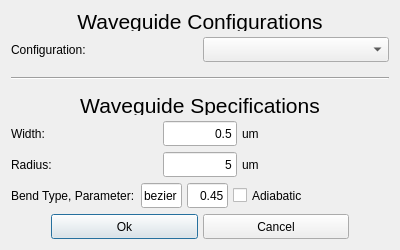
First picture: the form in klayout_dot_config/python/SiEPIC/files/waveguide_gui.ui, repository SiEPIC/SiEPIC-Tools, before the edit.
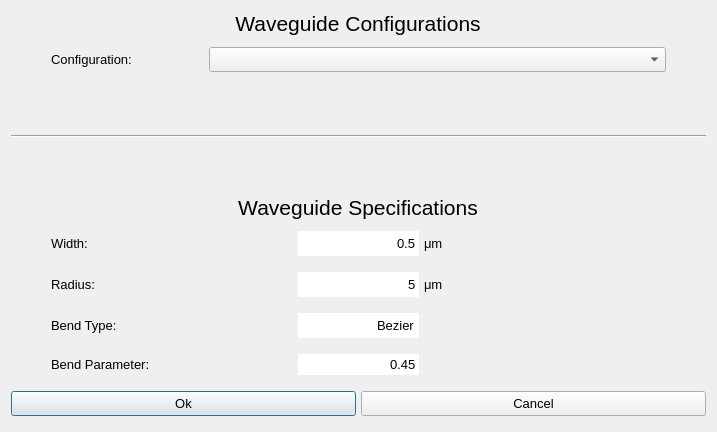
Second picture: the form after the edit.

```diff
--- a/klayout_dot_config/python/SiEPIC/files/waveguide_gui.ui
+++ b/klayout_dot_config/python/SiEPIC/files/waveguide_gui.ui
@@ -9,8 +9,8 @@
    <rect>
     <x>0</x>
     <y>0</y>
-    <width>300</width>
-    <height>250</height>
+    <width>717</width>
+    <height>432</height>
    </rect>
   </property>
   <property name="sizePolicy">
@@ -28,61 +28,118 @@
   <property name="windowTitle">
    <string>Path to Waveguide</string>
   </property>
+  <property name="autoFillBackground">
+   <bool>false</bool>
+  </property>
   <layout class="QHBoxLayout" name="horizontalLayout_11">
    <item>
-    <layout class="QHBoxLayout" name="horizontalLayout_6">
+    <layout class="QHBoxLayout" name="Global_Horz_Layout">
+     <property name="sizeConstraint">
+      <enum>QLayout::SizeConstraint::SetMinimumSize</enum>
+     </property>
      <item>
       <layout class="QVBoxLayout" name="verticalLayout">
        <property name="sizeConstraint">
-        <enum>QLayout::SetMinimumSize</enum>
+        <enum>QLayout::SizeConstraint::SetMinimumSize</enum>
+       </property>
+       <property name="leftMargin">
+        <number>0</number>
+       </property>
+       <property name="topMargin">
+        <number>0</number>
+       </property>
+       <property name="rightMargin">
+        <number>0</number>
+       </property>
+       <property name="bottomMargin">
+        <number>0</number>
        </property>
        <item>
-        <widget class="QLabel" name="label_4">
-         <property name="sizePolicy">
-          <sizepolicy hsizetype="MinimumExpanding" vsizetype="MinimumExpanding">
-           <horstretch>1</horstretch>
-           <verstretch>1</verstretch>
-          </sizepolicy>
-         </property>
-         <property name="minimumSize">
-          <size>
-           <width>250</width>
-           <height>20</height>
-          </size>
-         </property>
-         <property name="sizeIncrement">
-          <size>
-           <width>0</width>
-           <height>0</height>
-          </size>
-         </property>
-         <property name="font">
-          <font>
-           <pointsize>16</pointsize>
-          </font>
-         </property>
-         <property name="text">
-          <string>Waveguide Configurations</string>
-         </property>
-         <property name="scaledContents">
-          <bool>true</bool>
-         </property>
-         <property name="alignment">
-          <set>Qt::AlignCenter</set>
-         </property>
-         <property name="wordWrap">
-          <bool>false</bool>
-         </property>
-        </widget>
+        <layout class="QHBoxLayout" name="horizontalLayout_2">
+         <item>
+          <widget class="QLabel" name="h01_Wvg_Config">
+           <property name="sizePolicy">
+            <sizepolicy hsizetype="Fixed" vsizetype="MinimumExpanding">
+             <horstretch>0</horstretch>
+             <verstretch>0</verstretch>
+            </sizepolicy>
+           </property>
+           <property name="minimumSize">
+            <size>
+             <width>250</width>
+             <height>20</height>
+            </size>
+           </property>
+           <property name="sizeIncrement">
+            <size>
+             <width>0</width>
+             <height>0</height>
+            </size>
+           </property>
+           <property name="font">
+            <font>
+             <pointsize>16</pointsize>
+             <bold>false</bold>
+            </font>
+           </property>
+           <property name="layoutDirection">
+            <enum>Qt::LayoutDirection::LeftToRight</enum>
+           </property>
+           <property name="autoFillBackground">
+            <bool>false</bool>
+           </property>
+           <property name="text">
+            <string>Waveguide Configurations</string>
+           </property>
+           <property name="textFormat">
+            <enum>Qt::TextFormat::AutoText</enum>
+           </property>
+           <property name="scaledContents">
+            <bool>true</bool>
+           </property>
+           <property name="alignment">
+            <set>Qt::AlignmentFlag::AlignCenter</set>
+           </property>
+           <property name="wordWrap">
+            <bool>false</bool>
+           </property>
+           <property name="margin">
+            <number>-1</number>
+           </property>
+           <property name="indent">
+            <number>0</number>
+           </property>
+          </widget>
+         </item>
+        </layout>
        </item>
        <item>
-        <layout class="QHBoxLayout" name="horizontalLayout_7">
+        <layout class="QHBoxLayout" name="h02_Config_Line" stretch="0,0,3,0">
          <property name="spacing">
           <number>5</number>
          </property>
          <property name="sizeConstraint">
           <enum>QLayout::SetMinimumSize</enum>
          </property>
+         <property name="topMargin">
+          <number>5</number>
+         </property>
+         <property name="bottomMargin">
+          <number>5</number>
+         </property>
+         <item>
+          <spacer name="horizontalSpacer_5">
+           <property name="orientation">
+            <enum>Qt::Orientation::Horizontal</enum>
+           </property>
+           <property name="sizeHint" stdset="0">
+            <size>
+             <width>40</width>
+             <height>20</height>
+            </size>
+           </property>
+          </spacer>
+         </item>
          <item>
           <widget class="QLabel" name="label_10">
            <property name="sizePolicy">
@@ -103,6 +160,11 @@
              <height>0</height>
             </size>
            </property>
+           <property name="font">
+            <font>
+             <pointsize>10</pointsize>
+            </font>
+           </property>
            <property name="text">
             <string>Configuration:</string>
            </property>
@@ -128,8 +190,32 @@
              <verstretch>1</verstretch>
             </sizepolicy>
            </property>
+           <property name="minimumSize">
+            <size>
+             <width>125</width>
+             <height>25</height>
+            </size>
+           </property>
+           <property name="font">
+            <font>
+             <pointsize>10</pointsize>
+            </font>
+           </property>
           </widget>
          </item>
+         <item>
+          <spacer name="horizontalSpacer_2">
+           <property name="orientation">
+            <enum>Qt::Orientation::Horizontal</enum>
+           </property>
+           <property name="sizeHint" stdset="0">
+            <size>
+             <width>40</width>
+             <height>20</height>
+            </size>
+           </property>
+          </spacer>
+         </item>
         </layout>
        </item>
        <item>
@@ -158,53 +244,75 @@
         </widget>
        </item>
        <item>
-        <widget class="QLabel" name="label_15">
-         <property name="sizePolicy">
-          <sizepolicy hsizetype="MinimumExpanding" vsizetype="MinimumExpanding">
-           <horstretch>1</horstretch>
-           <verstretch>1</verstretch>
-          </sizepolicy>
-         </property>
-         <property name="minimumSize">
-          <size>
-           <width>250</width>
-           <height>20</height>
-          </size>
-         </property>
-         <property name="sizeIncrement">
-          <size>
-           <width>0</width>
-           <height>0</height>
-          </size>
-         </property>
-         <property name="font">
-          <font>
-           <pointsize>16</pointsize>
-          </font>
-         </property>
-         <property name="text">
-          <string>Waveguide Specifications</string>
-         </property>
-         <property name="scaledContents">
-          <bool>true</bool>
-         </property>
-         <property name="alignment">
-          <set>Qt::AlignCenter</set>
-         </property>
-         <property name="wordWrap">
-          <bool>false</bool>
-         </property>
-        </widget>
+        <layout class="QHBoxLayout" name="horizontalLayout_3">
+         <item>
+          <widget class="QLabel" name="h04_Wvg_Specs">
+           <property name="sizePolicy">
+            <sizepolicy hsizetype="Fixed" vsizetype="MinimumExpanding">
+             <horstretch>1</horstretch>
+             <verstretch>1</verstretch>
+            </sizepolicy>
+           </property>
+           <property name="minimumSize">
+            <size>
+             <width>250</width>
+             <height>20</height>
+            </size>
+           </property>
+           <property name="sizeIncrement">
+            <size>
+             <width>0</width>
+             <height>0</height>
+            </size>
+           </property>
+           <property name="font">
+            <font>
+             <pointsize>16</pointsize>
+            </font>
+           </property>
+           <property name="text">
+            <string>Waveguide Specifications</string>
+           </property>
+           <property name="scaledContents">
+            <bool>true</bool>
+           </property>
+           <property name="alignment">
+            <set>Qt::AlignmentFlag::AlignCenter</set>
+           </property>
+           <property name="wordWrap">
+            <bool>false</bool>
+           </property>
+          </widget>
+         </item>
+        </layout>
        </item>
-	   
-       <item> <!-- Width -->
-        <layout class="QHBoxLayout" name="horizontalLayout_8">
+       <item>
+        <layout class="QHBoxLayout" name="h05_Width_Line">
          <property name="spacing">
           <number>5</number>
          </property>
          <property name="sizeConstraint">
-          <enum>QLayout::SetMinimumSize</enum>
+          <enum>QLayout::SizeConstraint::SetMinimumSize</enum>
          </property>
+         <property name="topMargin">
+          <number>5</number>
+         </property>
+         <property name="bottomMargin">
+          <number>5</number>
+         </property>
+         <item>
+          <spacer name="horizontalSpacer">
+           <property name="orientation">
+            <enum>Qt::Orientation::Horizontal</enum>
+           </property>
+           <property name="sizeHint" stdset="0">
+            <size>
+             <width>40</width>
+             <height>20</height>
+            </size>
+           </property>
+          </spacer>
+         </item>
          <item>
           <widget class="QLabel" name="label">
            <property name="sizePolicy">
@@ -225,6 +333,11 @@
              <height>0</height>
             </size>
            </property>
+           <property name="font">
+            <font>
+             <pointsize>10</pointsize>
+            </font>
+           </property>
            <property name="text">
             <string>Width:</string>
            </property>
@@ -250,11 +363,22 @@
              <height>0</height>
             </size>
            </property>
+           <property name="font">
+            <font>
+             <pointsize>10</pointsize>
+            </font>
+           </property>
            <property name="text">
             <string>0.5</string>
            </property>
+           <property name="frame">
+            <bool>false</bool>
+           </property>
            <property name="alignment">
-            <set>Qt::AlignRight|Qt::AlignTrailing|Qt::AlignVCenter</set>
+            <set>Qt::AlignmentFlag::AlignRight|Qt::AlignmentFlag::AlignTrailing|Qt::AlignmentFlag::AlignVCenter</set>
+           </property>
+           <property name="readOnly">
+            <bool>true</bool>
            </property>
           </widget>
          </item>
@@ -278,8 +402,13 @@
              <height>0</height>
             </size>
            </property>
+           <property name="font">
+            <font>
+             <pointsize>10</pointsize>
+            </font>
+           </property>
            <property name="text">
-            <string>um</string>
+            <string>μm</string>
            </property>
            <property name="scaledContents">
             <bool>true</bool>
@@ -289,17 +418,48 @@
            </property>
           </widget>
          </item>
+         <item>
+          <spacer name="horizontalSpacer_9">
+           <property name="orientation">
+            <enum>Qt::Orientation::Horizontal</enum>
+           </property>
+           <property name="sizeHint" stdset="0">
+            <size>
+             <width>40</width>
+             <height>20</height>
+            </size>
+           </property>
+          </spacer>
+         </item>
         </layout>
        </item>
-	   
-       <item> <!-- Radius -->
-        <layout class="QHBoxLayout" name="horizontalLayout_8">
+       <item>
+        <layout class="QHBoxLayout" name="h06_Radius_Line">
          <property name="spacing">
           <number>5</number>
          </property>
          <property name="sizeConstraint">
-          <enum>QLayout::SetMinimumSize</enum>
+          <enum>QLayout::SizeConstraint::SetMinimumSize</enum>
          </property>
+         <property name="topMargin">
+          <number>5</number>
+         </property>
+         <property name="bottomMargin">
+          <number>5</number>
+         </property>
+         <item>
+          <spacer name="horizontalSpacer_6">
+           <property name="orientation">
+            <enum>Qt::Orientation::Horizontal</enum>
+           </property>
+           <property name="sizeHint" stdset="0">
+            <size>
+             <width>40</width>
+             <height>20</height>
+            </size>
+           </property>
+          </spacer>
+         </item>
          <item>
           <widget class="QLabel" name="label">
            <property name="sizePolicy">
@@ -320,11 +480,16 @@
              <height>0</height>
             </size>
            </property>
+           <property name="font">
+            <font>
+             <pointsize>10</pointsize>
+            </font>
+           </property>
            <property name="text">
             <string>Radius:</string> 
            </property>
           </widget>
-         </item> 
+         </item>
          <item>
           <widget class="QLineEdit" name="radius">
            <property name="sizePolicy">
@@ -345,11 +510,22 @@
              <height>0</height>
             </size>
            </property>
+           <property name="font">
+            <font>
+             <pointsize>10</pointsize>
+            </font>
+           </property>
            <property name="text">
             <string>5</string>
            </property>
+           <property name="frame">
+            <bool>false</bool>
+           </property>
            <property name="alignment">
-            <set>Qt::AlignRight|Qt::AlignTrailing|Qt::AlignVCenter</set>
+            <set>Qt::AlignmentFlag::AlignRight|Qt::AlignmentFlag::AlignTrailing|Qt::AlignmentFlag::AlignVCenter</set>
+           </property>
+           <property name="readOnly">
+            <bool>true</bool>
            </property>
           </widget>
          </item>
@@ -373,8 +549,13 @@
              <height>0</height>
             </size>
            </property>
+           <property name="font">
+            <font>
+             <pointsize>10</pointsize>
+            </font>
+           </property>
            <property name="text">
-            <string>um</string>
+            <string>μm</string>
            </property>
            <property name="scaledContents">
             <bool>true</bool>
@@ -384,19 +565,50 @@
            </property>
           </widget>
          </item>
+         <item>
+          <spacer name="horizontalSpacer_10">
+           <property name="orientation">
+            <enum>Qt::Orientation::Horizontal</enum>
+           </property>
+           <property name="sizeHint" stdset="0">
+            <size>
+             <width>40</width>
+             <height>20</height>
+            </size>
+           </property>
+          </spacer>
+         </item>
         </layout>
        </item>
-	   
-	   <item> <!-- Bend Type -->
-        <layout class="QHBoxLayout" name="horizontalLayout_8">
+       <item>
+        <layout class="QHBoxLayout" name="h07_BendType_Line">
          <property name="spacing">
           <number>5</number>
          </property>
          <property name="sizeConstraint">
-          <enum>QLayout::SetMinimumSize</enum>
+          <enum>QLayout::SizeConstraint::SetMinimumSize</enum>
          </property>
+         <property name="topMargin">
+          <number>5</number>
+         </property>
+         <property name="bottomMargin">
+          <number>5</number>
+         </property>
          <item>
-          <widget class="QLabel" name="label">
+          <spacer name="horizontalSpacer_7">
+           <property name="orientation">
+            <enum>Qt::Orientation::Horizontal</enum>
+           </property>
+           <property name="sizeHint" stdset="0">
+            <size>
+             <width>40</width>
+             <height>20</height>
+            </size>
+           </property>
+          </spacer>
+         </item>
+         <item>
+          <widget class="QLabel" name="label_14">
            <property name="sizePolicy">
             <sizepolicy hsizetype="MinimumExpanding" vsizetype="MinimumExpanding">
              <horstretch>2</horstretch>
@@ -415,8 +627,19 @@
              <height>0</height>
             </size>
            </property>
+           <property name="font">
+            <font>
+             <pointsize>10</pointsize>
+            </font>
+           </property>
            <property name="text">
-            <string>Bend Type, Parameter:</string> 
+            <string>Bend Type:</string>
+           </property>
+           <property name="scaledContents">
+            <bool>true</bool>
+           </property>
+           <property name="wordWrap">
+            <bool>false</bool>
            </property>
           </widget>
          </item>
@@ -440,16 +663,102 @@
              <height>0</height>
             </size>
            </property>
+           <property name="font">
+            <font>
+             <pointsize>10</pointsize>
+            </font>
+           </property>
+           <property name="autoFillBackground">
+            <bool>false</bool>
+           </property>
            <property name="text">
-            <string>bezier</string>
+            <string>Bezier</string>
+           </property>
+           <property name="frame">
+            <bool>false</bool>
            </property>
            <property name="alignment">
             <set>Qt::AlignRight|Qt::AlignTrailing|Qt::AlignVCenter</set>
            </property>
+           <property name="readOnly">
+            <bool>true</bool>
+           </property>
           </widget>
          </item>
-		 
-		 <item>
+         <item>
+          <widget class="QLabel" name="label_2">
+           <property name="sizePolicy">
+            <sizepolicy hsizetype="MinimumExpanding" vsizetype="MinimumExpanding">
+             <horstretch>2</horstretch>
+             <verstretch>1</verstretch>
+            </sizepolicy>
+           </property>
+           <property name="text">
+            <string/>
+           </property>
+          </widget>
+         </item>
+         <item>
+          <spacer name="horizontalSpacer_11">
+           <property name="orientation">
+            <enum>Qt::Orientation::Horizontal</enum>
+           </property>
+           <property name="sizeHint" stdset="0">
+            <size>
+             <width>40</width>
+             <height>20</height>
+            </size>
+           </property>
+          </spacer>
+         </item>
+        </layout>
+       </item>
+       <item>
+        <layout class="QHBoxLayout" name="h08_Parameter_Line" stretch="0,0,0,0,0">
+         <property name="spacing">
+          <number>5</number>
+         </property>
+         <property name="sizeConstraint">
+          <enum>QLayout::SizeConstraint::SetMinimumSize</enum>
+         </property>
+         <property name="topMargin">
+          <number>5</number>
+         </property>
+         <property name="bottomMargin">
+          <number>5</number>
+         </property>
+         <item>
+          <spacer name="horizontalSpacer_8">
+           <property name="orientation">
+            <enum>Qt::Orientation::Horizontal</enum>
+           </property>
+           <property name="sizeHint" stdset="0">
+            <size>
+             <width>40</width>
+             <height>20</height>
+            </size>
+           </property>
+          </spacer>
+         </item>
+         <item>
+          <widget class="QLabel" name="label_3">
+           <property name="sizePolicy">
+            <sizepolicy hsizetype="MinimumExpanding" vsizetype="MinimumExpanding">
+             <horstretch>2</horstretch>
+             <verstretch>1</verstretch>
+            </sizepolicy>
+           </property>
+           <property name="font">
+            <font>
+             <pointsize>10</pointsize>
+            </font>
+           </property>
+           <property name="text">
+            <string>Bend Parameter:</string>
+           </property>
+          </widget>
+         </item>
+         <item>
           <widget class="QLineEdit" name="bend_parameter">
            <property name="sizePolicy">
             <sizepolicy hsizetype="MinimumExpanding" vsizetype="MinimumExpanding">
@@ -463,115 +772,45 @@
              <height>20</height>
             </size>
            </property>
-           <property name="sizeIncrement">
-            <size>
-             <width>0</width>
-             <height>0</height>
-            </size>
+           <property name="font">
+            <font>
+             <pointsize>10</pointsize>
+            </font>
+           </property>
+           <property name="autoFillBackground">
+            <bool>false</bool>
            </property>
            <property name="text">
             <string>0.45</string>
            </property>
+           <property name="frame">
+            <bool>false</bool>
+           </property>
            <property name="alignment">
             <set>Qt::AlignRight|Qt::AlignTrailing|Qt::AlignVCenter</set>
            </property>
-          </widget>
-         </item>
-		 
-		 
-		 <item>
-          <widget class="QCheckBox" name="adiabatic">
-           <property name="sizePolicy">
-            <sizepolicy hsizetype="MinimumExpanding" vsizetype="MinimumExpanding">
-             <horstretch>2</horstretch>
-             <verstretch>1</verstretch>
-            </sizepolicy>
-           </property>
-           <property name="minimumSize">
-            <size>
-             <width>70</width>
-             <height>25</height>
-            </size>
-           </property>
-           <property name="sizeIncrement">
-            <size>
-             <width>0</width>
-             <height>0</height>
-            </size>
-           </property>
-           <property name="text">
-            <string>Adiabatic</string>
-           </property>
-          </widget>
-         </item>
-		 
-		 
-         <item>
-          <widget class="QLabel" name="label_13">
-           <property name="sizePolicy">
-            <sizepolicy hsizetype="MinimumExpanding" vsizetype="MinimumExpanding">
-             <horstretch>2</horstretch>
-             <verstretch>1</verstretch>
-            </sizepolicy>
-           </property>
-           <property name="minimumSize">
-            <size>
-             <width>21</width>
-             <height>21</height>
-            </size>
-           </property>
-           <property name="sizeIncrement">
-            <size>
-             <width>0</width>
-             <height>0</height>
-            </size>
-           </property>
-           <property name="text">
-            <string></string>
-           </property>
-           <property name="scaledContents">
+           <property name="readOnly">
             <bool>true</bool>
            </property>
-           <property name="wordWrap">
-            <bool>false</bool>
-           </property>
           </widget>
          </item>
-        </layout>
-       </item>
-	   
-	   
-
-       <item> <!-- Bezier Parameter -->
-        <layout class="QHBoxLayout" name="horizontalLayout_9">
-         <property name="spacing">
-          <number>5</number>
-         </property>
-         <property name="sizeConstraint">
-          <enum>QLayout::SetMinimumSize</enum>
-         </property>
-		 
-        </layout>
-       </item>
-	   
-       <item>
-        <layout class="QHBoxLayout" name="horizontalLayout_10">
-         <property name="spacing">
-          <number>5</number>
-         </property>
-         <property name="sizeConstraint">
-          <enum>QLayout::SetMinimumSize</enum>
-         </property>
          <item>
-          <spacer name="horizontalSpacer_3">
+          <widget class="QLabel" name="label_4">
            <property name="sizePolicy">
-            <sizepolicy hsizetype="Minimum" vsizetype="Minimum">
-             <horstretch>0</horstretch>
-             <verstretch>0</verstretch>
+            <sizepolicy hsizetype="MinimumExpanding" vsizetype="MinimumExpanding">
+             <horstretch>2</horstretch>
+             <verstretch>1</verstretch>
             </sizepolicy>
            </property>
+           <property name="text">
+            <string/>
+           </property>
+          </widget>
+         </item>
+         <item>
+          <spacer name="horizontalSpacer_12">
            <property name="orientation">
-            <enum>Qt::Horizontal</enum>
+            <enum>Qt::Orientation::Horizontal</enum>
            </property>
            <property name="sizeHint" stdset="0">
             <size>
@@ -581,6 +820,22 @@
            </property>
           </spacer>
          </item>
+        </layout>
+       </item>
+       <item>
+        <layout class="QHBoxLayout" name="h09_OkCancel_Line">
+         <property name="spacing">
+          <number>5</number>
+         </property>
+         <property name="sizeConstraint">
+          <enum>QLayout::SizeConstraint::SetMinimumSize</enum>
+         </property>
+         <property name="topMargin">
+          <number>5</number>
+         </property>
+         <property name="bottomMargin">
+          <number>5</number>
+         </property>
          <item>
           <widget class="QPushButton" name="ok">
            <property name="sizePolicy">
@@ -601,6 +856,11 @@
              <height>0</height>
             </size>
            </property>
+           <property name="font">
+            <font>
+             <pointsize>10</pointsize>
+            </font>
+           </property>
            <property name="text">
             <string>Ok</string>
            </property>
@@ -632,6 +892,11 @@
              <height>0</height>
             </size>
            </property>
+           <property name="font">
+            <font>
+             <pointsize>10</pointsize>
+            </font>
+           </property>
            <property name="text">
             <string>Cancel</string>
            </property>
@@ -640,25 +905,6 @@
            </property>
           </widget>
          </item>
-         <item>
-          <spacer name="horizontalSpacer_4">
-           <property name="sizePolicy">
-            <sizepolicy hsizetype="Minimum" vsizetype="Minimum">
-             <horstretch>0</horstretch>
-             <verstretch>0</verstretch>
-            </sizepolicy>
-           </property>
-           <property name="orientation">
-            <enum>Qt::Horizontal</enum>
-           </property>
-           <property name="sizeHint" stdset="0">
-            <size>
-             <width>40</width>
-             <height>20</height>
-            </size>
-           </property>
-          </spacer>
-         </item>
         </layout>
        </item>
       </layout>
```
Left out of the diff: 22 changed lines with no effect on the pictures.
